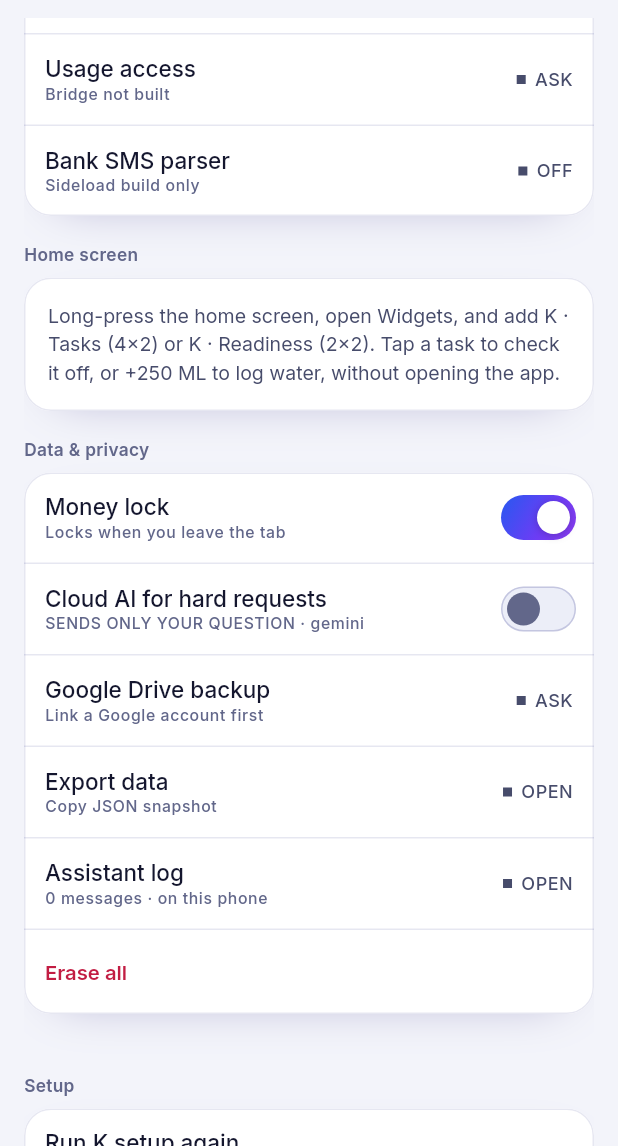
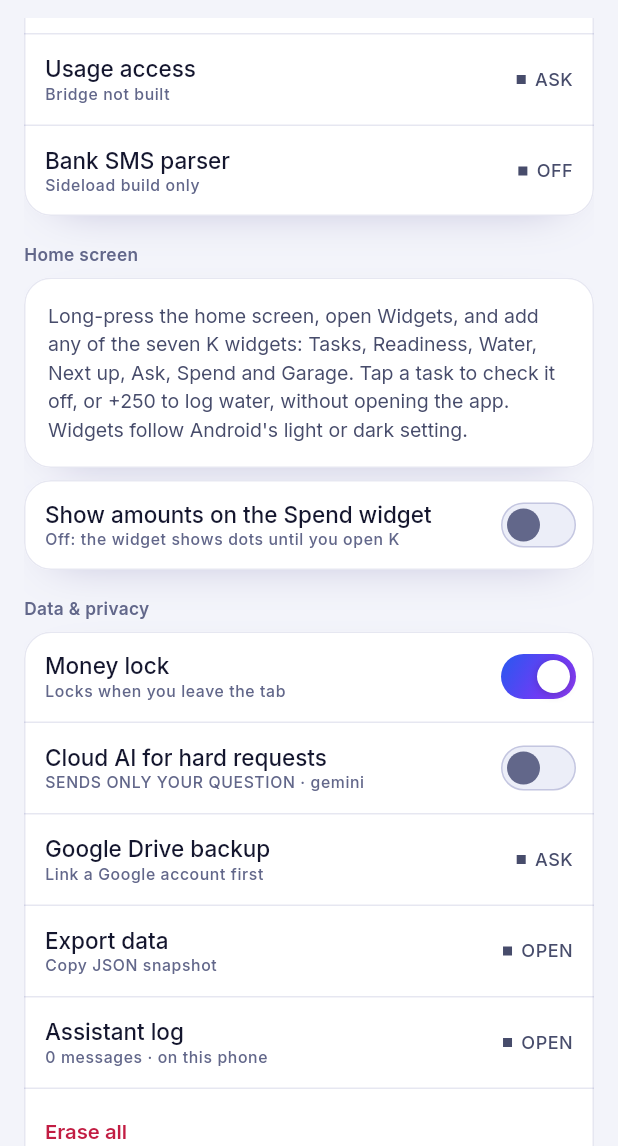
Before and after one commit to Atripathi-Algo/Vigi_Mobile_Application, a Flutter app: the LoadoutScreen screen opened by its route, scrolled down 2304 dp, on a phone screen of 412 x 824 dp, the part 90-1236 px from its top. Run offline on Flutter 3.47's test engine with Material 3 defaults, Android fonts, the phone set to English and light mode, and no system bars; our stand-ins replace audioplayers, connectivity_plus, firebase_core, firebase_messaging, flutter_dotenv, flutter_local_notifications and 11 more; missing offline and left inert: health, home_widget, llamadart; accounts and stored records are empty; network calls fail.

Commit message:
R6b weekly review, search, five new widgets and restyled widgets
Co-Authored-By: Claude Sonnet 5.5 <noreply@anthropic.com>

```diff
--- a/lib/app/router.dart
+++ b/lib/app/router.dart
@@ -7,6 +7,7 @@ import '../screens/accounts_screen.dart';
 import '../screens/api_keys_screen.dart';
 import '../screens/garage_screen.dart';
 import '../screens/notifications_screen.dart';
+import '../screens/search_screen.dart';
 import '../screens/setup_screen.dart';
 import '../screens/brain_screen.dart';
 import '../screens/briefing_screen.dart';
@@ -49,6 +50,7 @@ GoRouter buildRouter(VigilStore store) {
       GoRoute(path: '/boot', builder: (BuildContext c, GoRouterState s) => const SetupScreen()),
       GoRoute(path: '/garage/:id', builder: (BuildContext c, GoRouterState s) => BikeScreen(bikeId: s.pathParameters['id'] ?? '')),
       GoRoute(path: '/notifications', builder: (BuildContext c, GoRouterState s) => const NotificationsScreen()),
+      GoRoute(path: '/search', builder: (BuildContext c, GoRouterState s) => SearchScreen(initial: s.uri.queryParameters['q'] ?? '')),
       GoRoute(path: '/briefing', builder: (BuildContext c, GoRouterState s) => const BriefingScreen()),
       GoRoute(path: '/debrief', builder: (BuildContext c, GoRouterState s) => const DebriefScreen()),
       GoRoute(
--- /dev/null
+++ b/lib/data/search.dart
@@ -0,0 +1,62 @@
+import '../app/fmt.dart';
+import 'garage.dart';
+import 'models.dart';
+import 'store.dart';
+
+enum HitKind { task, event, habit, note, spend, bill, bike }
+
+/// One result of a search across the whole app.
+class SearchHit {
+  const SearchHit(this.kind, this.title, this.detail, this.route);
+
+  final HitKind kind;
+  final String title;
+  final String detail;
+
+  /// Where tapping it goes.
+  final String route;
+
+  String get kindLabel => switch (kind) {
+        HitKind.task => 'Task',
+        HitKind.event => 'Event',
+        HitKind.habit => 'Habit',
+        HitKind.note => 'Note',
+        HitKind.spend => 'Spend',
+        HitKind.bill => 'Bill',
+        HitKind.bike => 'Bike',
+      };
+}
+
+/// Every word of [query] must appear (case-insensitive) in an item's text. The amount of a spend is searchable too
+/// ("fuel", "lunch 450"). Newest first within each kind, at most [limit] per kind.
+List<SearchHit> searchAll(VigilStore s, String query, {int limit = 8}) {
+  final List<String> words = query.toLowerCase().split(RegExp(r'\s+')).where((String w) => w.isNotEmpty).toList();
+  if (words.isEmpty) return const <SearchHit>[];
+  bool match(String text) {
+    final String t = text.toLowerCase();
+    return words.every(t.contains);
+  }
+
+  final List<SearchHit> out = <SearchHit>[];
+  void add(Iterable<SearchHit> hits) => out.addAll(hits.take(limit));
+
+  add(s.objectives.where((Objective o) => !o.dropped && match('${o.title} ${o.tag} ${o.sub ?? ''}')).map((Objective o) => SearchHit(HitKind.task, o.title, o.done ? 'Done' : o.meta, '/ops/objectives')));
+  add(s.blocks.where((Block b) => b.kind == BlockKind.event && match(b.title)).map((Block b) => SearchHit(HitKind.event, b.title, '${Fmt.hm(b.startMin)}–${Fmt.hm(b.endMin)}${b.src == null ? '' : ' · ${b.src}'}', '/ops/timeline')));
+  add(s.protocols.where((Protocol p) => match(p.name)).map((Protocol p) => SearchHit(HitKind.habit, p.name, 'Streak ${p.streakNow}', '/protocols/habits')));
+  final List<Note> notes = s.notes.where((Note n) => match('${n.title} ${n.body}')).toList()..sort((Note a, Note b) => b.at.compareTo(a.at));
+  add(notes.map((Note n) => SearchHit(HitKind.note, n.title, n.body.trim().isEmpty || n.body.trim() == n.title.trim() ? Fmt.dayStamp(n.at) : n.body, '/vault/log')));
+  final List<Txn> spends = s.txns.where((Txn t) => match('${t.title} ${t.category} ${(t.paise / 100).round()}')).toList()..sort((Txn a, Txn b) => b.at.compareTo(a.at));
+  add(spends.map((Txn t) => SearchHit(HitKind.spend, t.title, '${Fmt.money(t.paise)} · ${Fmt.dayStamp(t.at)} · ${t.category.toLowerCase()}', '/vault/ledger')));
+  add(s.bills.where((Bill b) => match(b.name)).map((Bill b) => SearchHit(HitKind.bill, b.name, '${Fmt.money(b.paise)} · due ${b.due}', '/vault/ledger')));
+  add(s.bikes.where((Bike b) => match('${b.make} ${b.model}')).map((Bike b) => SearchHit(HitKind.bike, b.name, '${b.odometer} km', '/ops/garage')));
+  return out;
+}
+
+/// What the matching spends add up to ("how much on fuel"), or null when none match.
+({int paise, int count})? spendTotal(VigilStore s, String query) {
+  final List<String> words = query.toLowerCase().split(RegExp(r'\s+')).where((String w) => w.isNotEmpty).toList();
+  if (words.isEmpty) return null;
+  final List<Txn> hits = s.txns.where((Txn t) => words.every('${t.title} ${t.category}'.toLowerCase().contains)).toList();
+  if (hits.isEmpty) return null;
+  return (paise: hits.fold(0, (int a, Txn t) => a + t.paise), count: hits.length);
+}
--- a/lib/data/store.dart
+++ b/lib/data/store.dart
@@ -77,6 +77,7 @@ class VigilStore extends ChangeNotifier {
     'notifyOps': true,
     'notifyProtocols': true,
     'sfx': true,
+    'widgetSpend': false,
   };
   final Map<String, bool> toggles = <String, bool>{..._defaultToggles};
   static const List<String> linkKeys = <String>['Calendar link', 'Health Connect', 'Notifications', 'Step sensor', 'Usage access', 'Exact alarms', 'Voice uplink'];
@@ -490,6 +491,14 @@ class VigilStore extends ChangeNotifier {
 
   void setPersona(Persona p) {
     persona = p;
+    changed();
+  }
+
+  /// The Sunday review is shown once a week; "Not now" hides it for that day.
+  bool weeklyDismissed(DateTime now) => _prefs.getString('weeklyDismissed') == dayKey(now);
+
+  void dismissWeekly(DateTime now) {
+    _prefs.setString('weeklyDismissed', dayKey(now));
     changed();
   }
 
--- a/lib/main.dart
+++ b/lib/main.dart
@@ -124,6 +124,15 @@ class _VigilAppState extends ConsumerState<VigilApp> with WidgetsBindingObserver
         _open('/ops/objectives');
       case 'open':
         _open('/');
+      case 'ask':
+      case 'voice':
+        _open('/vigil');
+      case 'garage':
+        _open('/ops/garage');
+      case 'money':
+        _open('/vault/ledger');
+      case 'timeline':
+        _open('/ops/timeline');
     }
   }
 
--- a/lib/screens/command_screen.dart
+++ b/lib/screens/command_screen.dart
@@ -9,6 +9,7 @@ import '../data/inbox.dart';
 import '../data/models.dart';
 import '../data/store.dart';
 import '../data/assistant.dart';
+import '../data/weekly.dart';
 import '../services/drive_sync.dart';
 import '../services/sfx.dart';
 import '../vigil/vigil.dart';
@@ -93,6 +94,8 @@ class _CommandScreenState extends ConsumerState<CommandScreen> {
                       Text('● Systems nominal', style: t.micro.copyWith(color: c.success)),
                     ]),
                   ),
+                  VigilIconButton(icon: VigilIcons.search, semanticLabel: 'Search', onPressed: () => context.push('/search')),
+                  const SizedBox(width: 8),
                   VigilIconButton(
                     icon: VigilIcons.alert,
                     badge: unreadCount(s, now, lastBackup: lastBackupForInbox()) > 0,
@@ -120,6 +123,10 @@ class _CommandScreenState extends ConsumerState<CommandScreen> {
                 CircleButton(size: 48, semanticLabel: 'Add', onPressed: _quick.text.trim().isEmpty ? null : () => _quickAdd(_quick.text), child: VigilIcon(VigilIcons.arrowRight, color: c.onSignal)),
               ]),
               const SizedBox(height: 16),
+              if (now.weekday == DateTime.sunday && !s.weeklyDismissed(now)) ...<Widget>[
+                _weekly(context, s, now),
+                const SizedBox(height: 12),
+              ],
               if (showBriefing) ...<Widget>[
                 VigilCard(
                   onTap: () => context.push('/briefing'),
@@ -208,6 +215,32 @@ class _CommandScreenState extends ConsumerState<CommandScreen> {
           ),
         ),
       ),
+    );
+  }
+
+  /// Sunday: the week in four lines. Built from what is on the phone.
+  Widget _weekly(BuildContext context, VigilStore s, DateTime now) {
+    final c = context.vigil;
+    final t = context.vtype;
+    final WeeklyReview w = weeklyReview(s, now);
+    if (!w.hasAnything) return const SizedBox.shrink();
+    Widget row(String label, String value) => Padding(
+          padding: const EdgeInsets.only(bottom: 6),
+          child: Row(children: <Widget>[Expanded(child: Text(label, style: t.body.copyWith(color: c.textMuted))), Text(value, style: t.rowTitle)]),
+        );
+    final int diff = w.spentPaise - w.spentBeforePaise;
+    return VigilCard(
+      child: Column(crossAxisAlignment: CrossAxisAlignment.stretch, children: <Widget>[
+        Row(children: <Widget>[
+          Expanded(child: Text('Your week', style: t.title)),
+          VigilButton(label: 'Not now', variant: VigilButtonVariant.ghost, size: VigilButtonSize.small, onPressed: () => s.dismissWeekly(now)),
+        ]),
+        const SizedBox(height: 6),
+        row('Tasks done', '${w.tasksDone}'),
+        if (s.protocols.isNotEmpty) row('Habits', '${w.consistency}% done${w.bestStreak > 1 ? ' · best streak ${w.bestStreak} (${w.bestHabit})' : ''}'),
+        row('Spent', '${Fmt.money(w.spentPaise)}${w.spentBeforePaise > 0 ? (diff == 0 ? ', same as last week' : ', ${Fmt.money(diff.abs())} ${diff > 0 ? 'more' : 'less'} than last week') : ''}'),
+        if (w.fuelPaise > 0) row('Fuel', '${Fmt.money(w.fuelPaise)} · ${w.fuelLitres.toStringAsFixed(1)} L'),
+      ]),
     );
   }
 
--- a/lib/screens/loadout_screen.dart
+++ b/lib/screens/loadout_screen.dart
@@ -260,8 +260,12 @@ class LoadoutScreen extends ConsumerWidget {
         ]),
         head('Home screen'),
         VigilCard(
-          child: Text('Long-press the home screen, open Widgets, and add K · Tasks (4×2) or K · Readiness (2×2). Tap a task to check it off, or +250 ML to log water, without opening the app.', style: t.caption.copyWith(color: c.textMuted)),
+          child: Text('Long-press the home screen, open Widgets, and add any of the seven K widgets: Tasks, Readiness, Water, Next up, Ask, Spend and Garage. Tap a task to check it off, or +250 to log water, without opening the app. Widgets follow Android\'s light or dark setting.', style: t.caption.copyWith(color: c.textMuted)),
         ),
+        const SizedBox(height: 8),
+        RowList(children: <Widget>[
+          toggleRow('widgetSpend', 'Show amounts on the Spend widget', 'Off: the widget shows dots until you open K'),
+        ]),
         head('Data & privacy'),
         RowList(children: <Widget>[
           toggleRow('vaultLock', 'Money lock', 'Locks when you leave the tab'),
--- a/lib/services/home_widgets.dart
+++ b/lib/services/home_widgets.dart
@@ -1,7 +1,9 @@
+import 'package:flutter/foundation.dart' show visibleForTesting;
 import 'package:flutter/widgets.dart';
 import 'package:home_widget/home_widget.dart';
 
 import '../app/fmt.dart';
+import '../data/garage.dart';
 import '../data/models.dart';
 import '../data/store.dart';
 
@@ -10,7 +12,7 @@ import '../data/store.dart';
 /// button and on an objective run [vigilWidgetCallback] in the background.
 abstract final class HomeWidgets {
   static const String _pkg = 'com.algoanalytics.vigil';
-  static const List<String> _providers = <String>['VigilObjectivesWidget', 'VigilSmallWidget'];
+  static const List<String> _providers = <String>['VigilObjectivesWidget', 'VigilSmallWidget', 'VigilWaterWidget', 'VigilNextOpWidget', 'VigilAskWidget', 'VigilSpendWidget', 'VigilGarageWidget'];
 
   static String _hex(Color c) => '#${(c.toARGB32() & 0xFFFFFF).toRadixString(16).padLeft(6, '0').toUpperCase()}';
 
@@ -28,6 +30,13 @@ abstract final class HomeWidgets {
         'stats': '$steps · $water',
         'stats_small': '$steps\n$water',
       };
+      data.addAll(<String, String>{
+        'water_amount': '${Fmt.litres(s.waterMl)} / ${Fmt.litres(s.waterTargetMl)} L',
+        'next_title': nb?.title ?? 'Nothing next',
+        'next_when': nb == null ? 'All clear' : '${Fmt.hm(nb.startMin)} · in ${nb.startMin - (now.hour * 60 + now.minute)} min',
+        ...HomeWidgets.spendData(s),
+        ...HomeWidgets.garageData(s, now),
+      });
       for (int i = 0; i < 3; i++) {
         final Objective? o = i < top.length ? top[i] : null;
         data['o${i + 1}_t'] = o?.title ?? '';
@@ -43,6 +52,39 @@ abstract final class HomeWidgets {
     } catch (e) {
       debugPrint('Widget update failed: $e');
     }
+  }
+
+  /// The Spend widget stays masked until "Show amounts on the Spend widget" is on in Settings.
+  @visibleForTesting
+  static Map<String, String> spendData(VigilStore s) {
+    if (s.toggles['widgetSpend'] != true) return <String, String>{'spend_amount': '₹ ••••', 'spend_of': 'Tap to open'};
+    return <String, String>{
+      'spend_amount': Fmt.money(s.monthSpentPaise),
+      'spend_of': s.effectiveBudgetPaise > 0 ? 'of ${Fmt.money(s.effectiveBudgetPaise)}' : 'no budget set',
+    };
+  }
+
+  /// The first bike: odometer, mileage and running cost, and the reminder that is closest to due.
+  @visibleForTesting
+  static Map<String, String> garageData(VigilStore s, DateTime now) {
+    if (s.bikes.isEmpty) return <String, String>{'garage_name': 'Garage', 'garage_odo': 'No bike yet', 'garage_stats': 'Add one in Plan, Garage', 'garage_next': ''};
+    final Bike b = s.bikes.first;
+    final BikeStats st = BikeStats.of(b, s.fillups);
+    Reminder? next;
+    DueStatus? nextStatus;
+    for (final Reminder r in b.reminders) {
+      final DueStatus ds = dueStatus(r, b.odometer, now);
+      if (nextStatus == null || ds.fraction > nextStatus.fraction) {
+        next = r;
+        nextStatus = ds;
+      }
+    }
+    return <String, String>{
+      'garage_name': b.name,
+      'garage_odo': '${_grouped(b.odometer)} km',
+      'garage_stats': <String>[if (st.avgKmPerLitre != null) '${st.avgKmPerLitre!.toStringAsFixed(1)} km/l', if (st.paisePerKm != null) '${rupees2(st.paisePerKm!)}/km', if (st.rangeKm != null) 'range ${st.rangeKm} km'].join(' · '),
+      'garage_next': next == null || nextStatus == null ? '' : '${next.title}: ${dueText(nextStatus).toLowerCase()}',
+    };
   }
 
   static String _grouped(int n) => n.toString().replaceAllMapped(RegExp(r'(\d)(?=(\d{3})+$)'), (Match m) => '${m[1]},');
```
Also changed, not shown: lib/data/assistant.dart (+17 -0 lines), lib/data/weekly.dart (added, +68 -0 lines), lib/screens/search_screen.dart (added, +96 -0 lines), 23 other files.
